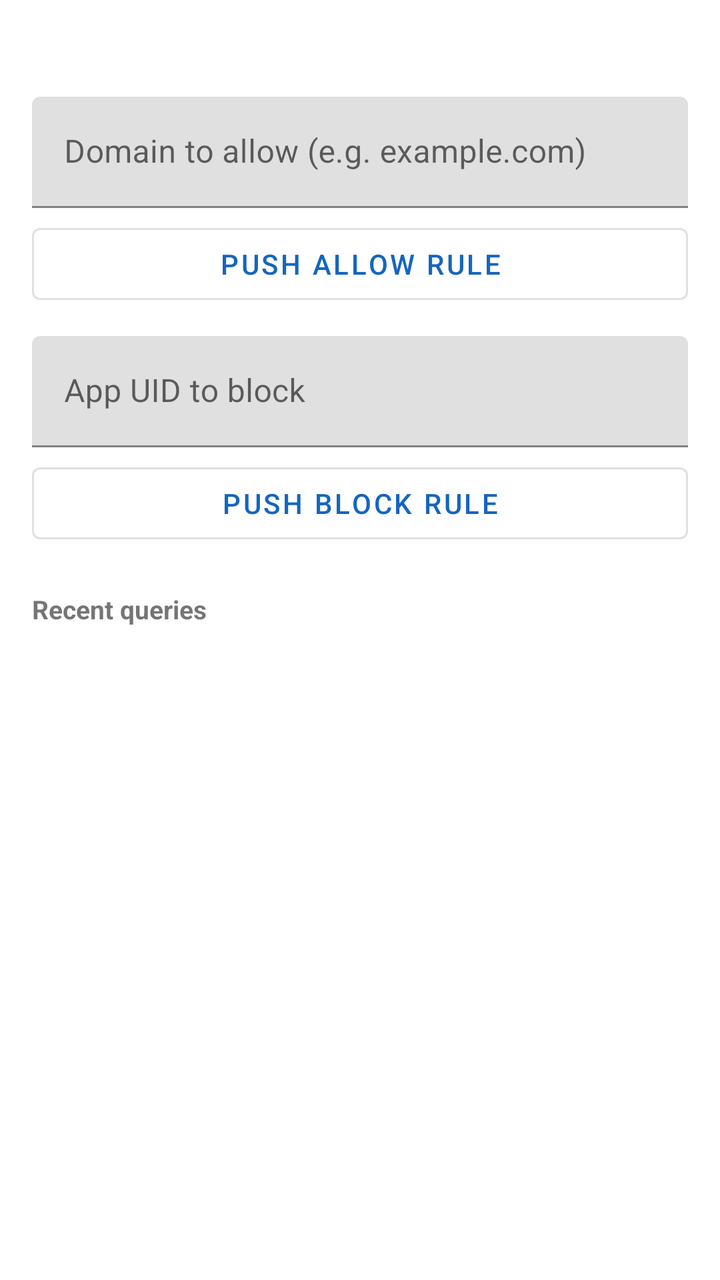
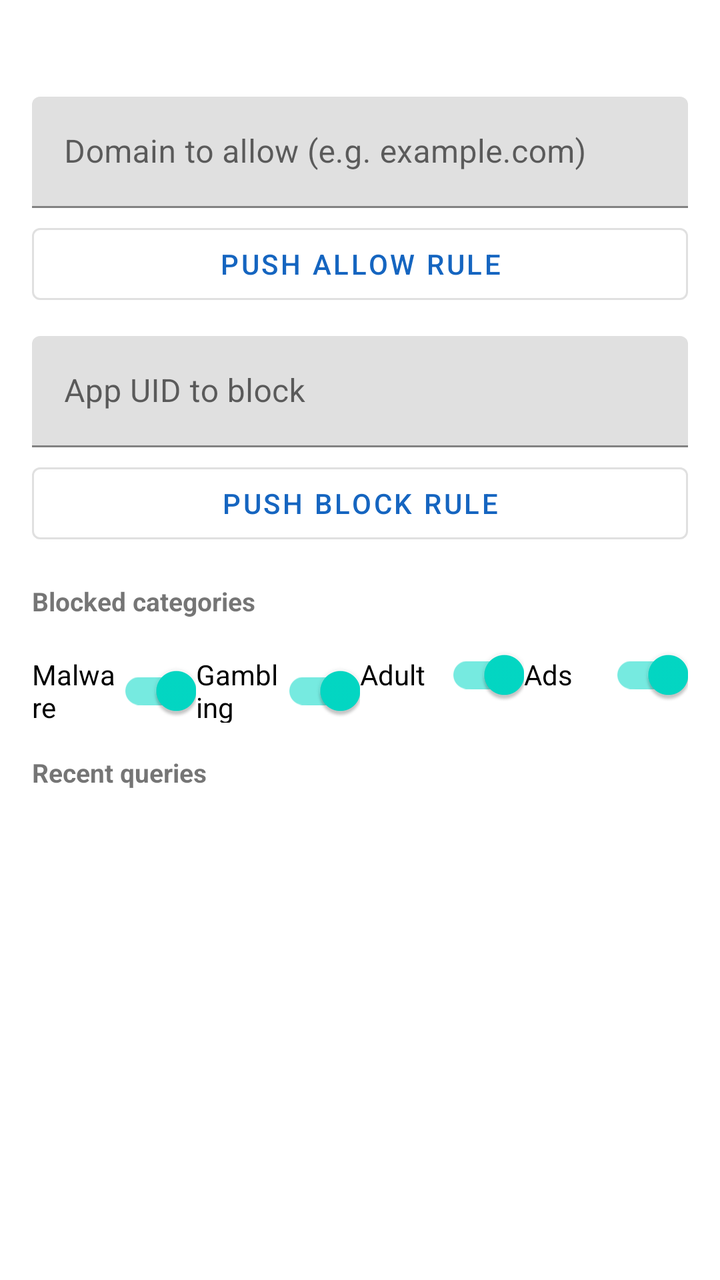

Compare the two renders of this Android layout. The source of the first and the diff that turns it into the second are given below.
<!-- AndroidManifest.xml: application theme Theme.TracewallParent -->
<!-- res/layout/activity_dashboard.xml -->
<?xml version="1.0" encoding="utf-8"?>
<LinearLayout xmlns:android="http://schemas.android.com/apk/res/android"
    android:layout_width="match_parent"
    android:layout_height="match_parent"
    android:orientation="vertical"
    android:paddingStart="16dp"
    android:paddingTop="16dp"
    android:paddingEnd="16dp"
    android:paddingBottom="8dp">

    <TextView
        android:id="@+id/childUidLabel"
        android:layout_width="match_parent"
        android:layout_height="wrap_content"
        android:textSize="12sp" />

    
    <com.google.android.material.textfield.TextInputLayout
        android:layout_width="match_parent"
        android:layout_height="wrap_content"
        android:layout_marginTop="16dp"
        android:hint="@string/dashboard_allow_hint">

        <com.google.android.material.textfield.TextInputEditText
            android:id="@+id/allowInput"
            android:layout_width="match_parent"
            android:layout_height="wrap_content"
            android:inputType="textNoSuggestions"
            android:maxLines="1" />

    </com.google.android.material.textfield.TextInputLayout>

    <Button
        android:id="@+id/allowButton"
        style="@style/Widget.MaterialComponents.Button.OutlinedButton"
        android:layout_width="match_parent"
        android:layout_height="wrap_content"
        android:layout_marginTop="4dp"
        android:text="@string/dashboard_allow_button" />

    
    <com.google.android.material.textfield.TextInputLayout
        android:layout_width="match_parent"
        android:layout_height="wrap_content"
        android:layout_marginTop="12dp"
        android:hint="@string/dashboard_block_hint">

        <com.google.android.material.textfield.TextInputEditText
            android:id="@+id/blockUidInput"
            android:layout_width="match_parent"
            android:layout_height="wrap_content"
            android:inputType="number"
            android:maxLines="1" />

    </com.google.android.material.textfield.TextInputLayout>

    <Button
        android:id="@+id/blockUidButton"
        style="@style/Widget.MaterialComponents.Button.OutlinedButton"
        android:layout_width="match_parent"
        android:layout_height="wrap_content"
        android:layout_marginTop="4dp"
        android:text="@string/dashboard_block_button" />

    
    <TextView
        android:layout_width="match_parent"
        android:layout_height="wrap_content"
        android:layout_marginTop="20dp"
        android:text="@string/dashboard_history"
        android:textSize="13sp"
        android:textStyle="bold" />

    <androidx.recyclerview.widget.RecyclerView
        android:id="@+id/historyList"
        android:layout_width="match_parent"
        android:layout_height="0dp"
        android:layout_marginTop="4dp"
        android:layout_weight="1"
        android:clipToPadding="false"
        android:scrollbars="vertical" />

</LinearLayout>
<!-- resources referenced by this layout -->
<resources>
  <string name="dashboard_allow_button">Push Allow Rule</string>
  <string name="dashboard_allow_hint">Domain to allow (e.g. example.com)</string>
  <string name="dashboard_block_button">Push Block Rule</string>
  <string name="dashboard_block_hint">App UID to block</string>
  <string name="dashboard_history">Recent queries</string>
  <style name="Theme.TracewallParent" parent="Theme.MaterialComponents.DayNight.DarkActionBar">
          <item name="colorPrimary">#1565C0</item>
          <item name="colorPrimaryVariant">#0D47A1</item>
          <item name="colorOnPrimary">#FFFFFF</item>
      </style>
</resources>

<!-- the commit's change to res/layout/activity_dashboard.xml (unified diff, before → after) -->
@@ -66,7 +66,56 @@
     <TextView
         android:layout_width="match_parent"
         android:layout_height="wrap_content"
-        android:layout_marginTop="20dp"
+        android:layout_marginTop="16dp"
+        android:text="@string/dashboard_categories"
+        android:textSize="13sp"
+        android:textStyle="bold" />
+
+    <LinearLayout
+        android:layout_width="match_parent"
+        android:layout_height="wrap_content"
+        android:orientation="horizontal"
+        android:layout_marginTop="4dp">
+
+        <com.google.android.material.switchmaterial.SwitchMaterial
+            android:id="@+id/catMalware"
+            android:layout_width="0dp"
+            android:layout_height="wrap_content"
+            android:layout_weight="1"
+            android:checked="true"
+            android:text="@string/cat_malware" />
+
+        <com.google.android.material.switchmaterial.SwitchMaterial
+            android:id="@+id/catGambling"
+            android:layout_width="0dp"
+            android:layout_height="wrap_content"
+            android:layout_weight="1"
+            android:checked="true"
+            android:text="@string/cat_gambling" />
+
+        <com.google.android.material.switchmaterial.SwitchMaterial
+            android:id="@+id/catAdult"
+            android:layout_width="0dp"
+            android:layout_height="wrap_content"
+            android:layout_weight="1"
+            android:checked="true"
+            android:text="@string/cat_adult" />
+
+        <com.google.android.material.switchmaterial.SwitchMaterial
+            android:id="@+id/catAds"
+            android:layout_width="0dp"
+            android:layout_height="wrap_content"
+            android:layout_weight="1"
+            android:checked="true"
+            android:text="@string/cat_ads" />
+
+    </LinearLayout>
+
+    
+    <TextView
+        android:layout_width="match_parent"
+        android:layout_height="wrap_content"
+        android:layout_marginTop="16dp"
         android:text="@string/dashboard_history"
         android:textSize="13sp"
         android:textStyle="bold" />
<!-- resource entries referenced after the edit -->
@@ -1,9 +1,14 @@
 <!-- resources referenced by this layout -->
 <resources>
+  <string name="cat_ads">Ads</string>
+  <string name="cat_adult">Adult</string>
+  <string name="cat_gambling">Gambling</string>
+  <string name="cat_malware">Malware</string>
   <string name="dashboard_allow_button">Push Allow Rule</string>
   <string name="dashboard_allow_hint">Domain to allow (e.g. example.com)</string>
   <string name="dashboard_block_button">Push Block Rule</string>
   <string name="dashboard_block_hint">App UID to block</string>
+  <string name="dashboard_categories">Blocked categories</string>
   <string name="dashboard_history">Recent queries</string>
   <style name="Theme.TracewallParent" parent="Theme.MaterialComponents.DayNight.DarkActionBar">
           <item name="colorPrimary">#1565C0</item>
